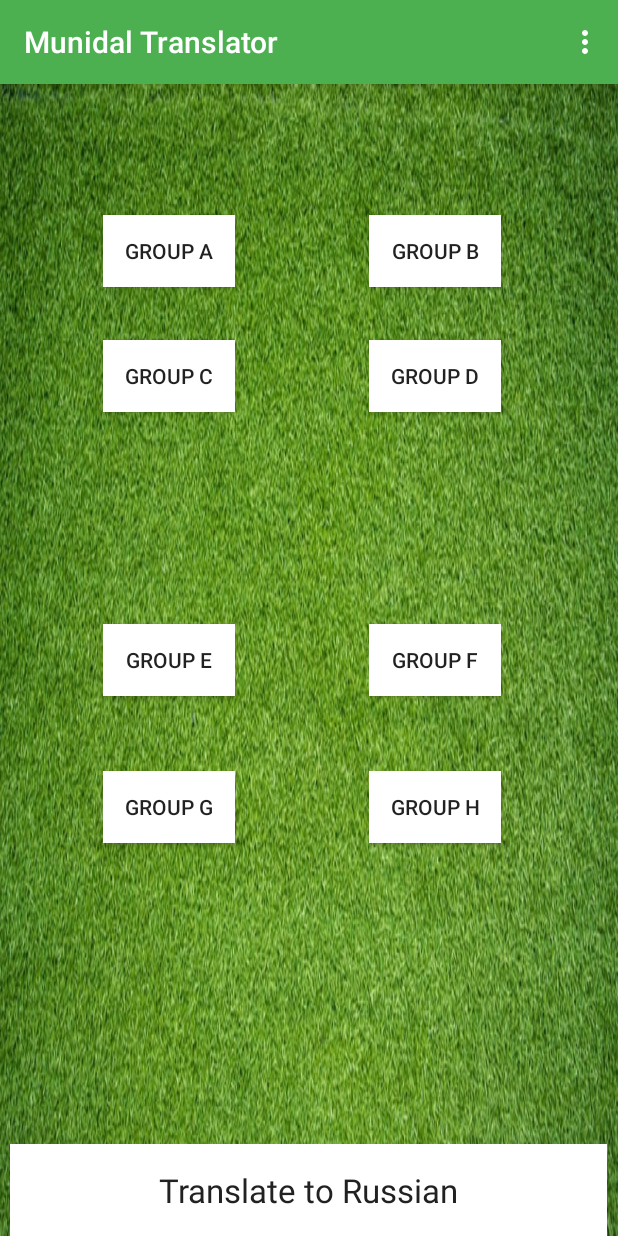
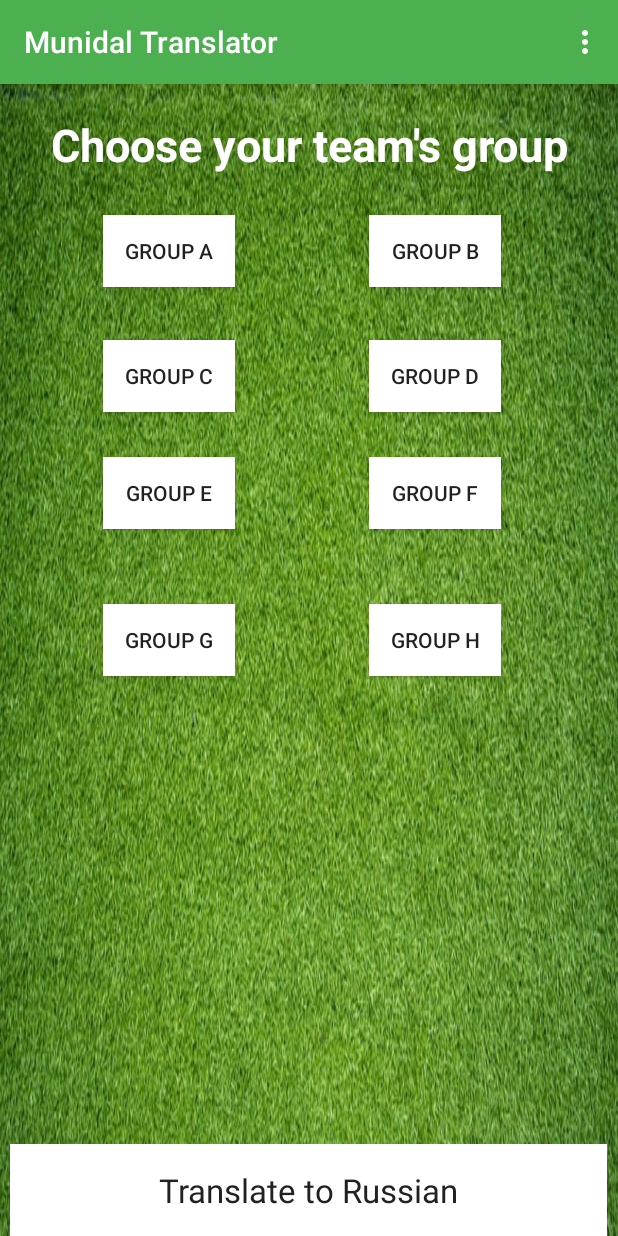
Before and after one commit to mariosfx540/MobileHCI_Project, an Android app: the screen it shows after launch (MainActivity), on a phone screen of 412 x 824 dp. Run offline under Robolectric (Android 15) with nearby library versions, the phone set to English and light mode, and no system bars.

Commit message:
added a textview

```diff
--- a/app/src/main/res/layout/activity_main.xml
+++ b/app/src/main/res/layout/activity_main.xml
@@ -8,6 +8,26 @@
     android:layout_height="match_parent"
                 android:background="@drawable/background"
     tools:context="com.example.dimis.mobilehci.MainActivity">
+
+    <LinearLayout
+        android:layout_width="match_parent"
+        android:layout_height="wrap_content"
+        android:orientation="horizontal"
+        android:layout_marginTop="20dp"
+        >
+
+        <TextView
+            android:layout_width="match_parent"
+            android:layout_height="match_parent"
+            android:textColor="@color/icons"
+            android:textStyle="bold"
+            android:textSize="30dp"
+            android:text="Choose your team's group"
+            android:layout_gravity="center"
+            android:gravity="center"
+            />
+
+    </LinearLayout>
 
 
     <Button
@@ -83,7 +103,8 @@
         android:layout_height="wrap_content"
         android:layout_alignLeft="@+id/button2"
         android:layout_alignStart="@+id/button2"
-        android:layout_centerVertical="true"
+        android:layout_below="@+id/button2"
+        android:layout_marginTop="30dp"
         android:background="@color/icons"
         android:text="Group E"
         tools:layout_editor_absoluteX="63dp"
```
